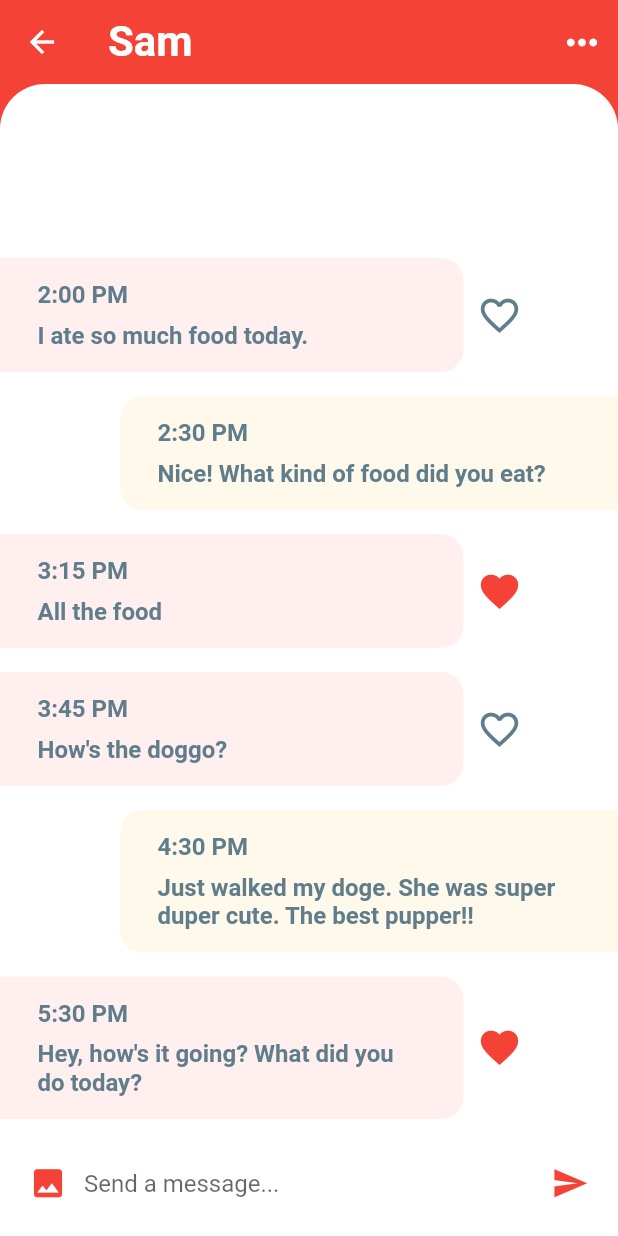
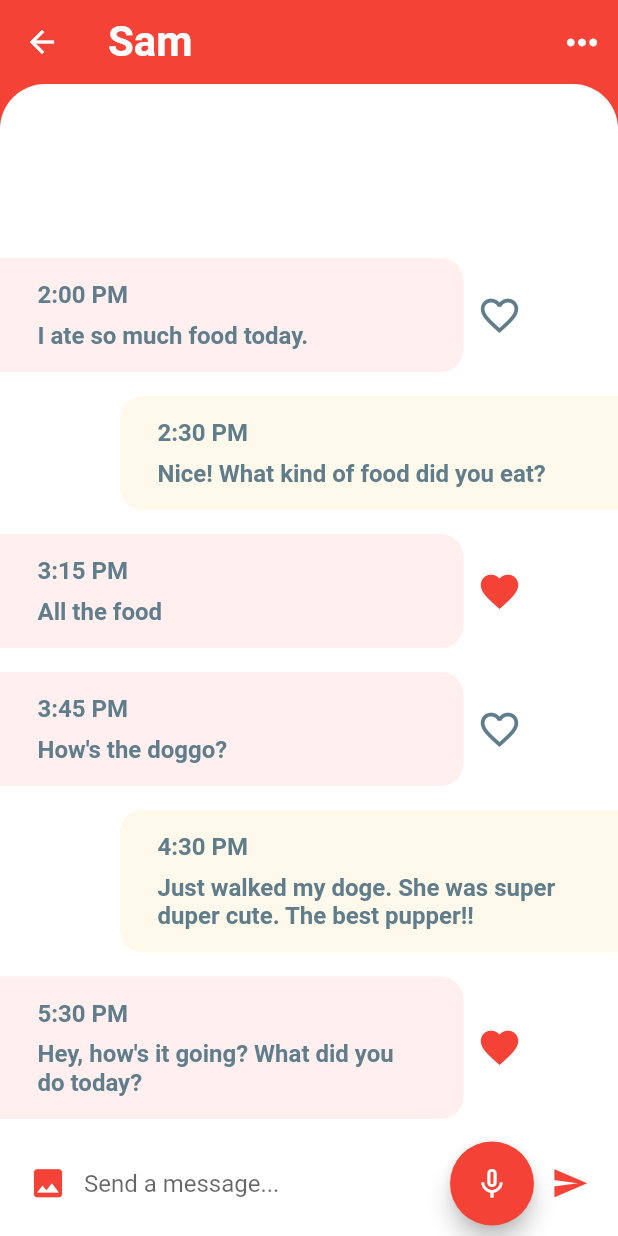
Before and after one commit to AdedoyinAzeez/chat_ui, a Flutter app: the screen it shows after launch, after a tap on "Sam", on a phone screen of 412 x 824 dp. Run offline on Flutter 3.47's test engine with Material 2 defaults, Android fonts, the phone set to English and light mode, and no system bars; our stand-ins replace speech_to_text; missing offline and left inert: highlight_text.

Commit message:
mic fix in progress

```diff
--- a/lib/screens/chat_screen.dart
+++ b/lib/screens/chat_screen.dart
@@ -1,6 +1,9 @@
+import 'package:avatar_glow/avatar_glow.dart';
 import 'package:chat_ui/models/message_model.dart';
 import 'package:chat_ui/models/user_model.dart';
 import 'package:flutter/material.dart';
+import 'package:highlight_text/highlight_text.dart';
+import 'package:speech_to_text/speech_to_text.dart' as stt;
 
 class ChatScreen extends StatefulWidget {
   late final User user;
@@ -12,6 +15,37 @@ class ChatScreen extends StatefulWidget {
 }
 
 class _ChatScreenState extends State<ChatScreen> {
+  final Map<String, HighlightedWord> _highlights = {
+    'flutter': HighlightedWord(
+      onTap: () => print('flutter'),
+      textStyle: const TextStyle(
+        color: Colors.blue,
+      ),
+    ),
+    'speech': HighlightedWord(
+      onTap: () => print('speech'),
+      textStyle: const TextStyle(
+        color: Colors.red,
+      ),
+    ),
+    'recognition': HighlightedWord(
+      onTap: () => print('recognition'),
+      textStyle: const TextStyle(
+        color: Colors.green,
+      ),
+    ),
+  };
+  late final stt.SpeechToText _speech;
+  bool _isListening = false;
+  final String _text = 'Press the button and start speaking';
+  final double _confidence = 1.0;
+
+  @override
+  void initState() {
+    super.initState();
+    _speech = stt.SpeechToText();
+  }
+
   buildMessage(Message message, bool isMe) {
     final Container container = Container(
       margin: isMe
@@ -82,6 +116,8 @@ class _ChatScreenState extends State<ChatScreen> {
       height: 70.0,
       color: Colors.white,
       child: Row(
+        // mainAxisAlignment: MainAxisAlignment.spaceBetween,
+        // crossAxisAlignment: CrossAxisAlignment.baseline,
         children: [
           IconButton(
             onPressed: () {},
@@ -90,11 +126,32 @@ class _ChatScreenState extends State<ChatScreen> {
             iconSize: 25.0,
           ),
           Expanded(
-            child: TextField(
-              textCapitalization: TextCapitalization.sentences,
-              onChanged: (value) {},
-              decoration: InputDecoration.collapsed(
-                hintText: 'Send a message...',
+            child: SingleChildScrollView(
+              reverse: true,
+              child: TextField(
+                textCapitalization: TextCapitalization.sentences,
+                onChanged: (value) {},
+                decoration: InputDecoration.collapsed(
+                  hintText: 'Send a message...',
+                ),
+              ),
+            ),
+          ),
+          AvatarGlow(
+            animate: true, //_isListening,
+            glowColor: Theme.of(context).primaryColor,
+            endRadius: 50.0,
+            duration: const Duration(milliseconds: 2000),
+            repeatPauseDuration: const Duration(milliseconds: 100),
+            repeat: true,
+            showTwoGlows: true,
+            child: Align(
+              alignment: Alignment.centerRight,
+              child: FloatingActionButton(
+                onPressed: () {},
+                foregroundColor: Colors.white,
+                backgroundColor: Colors.red,
+                child: Icon(_isListening ? Icons.mic : Icons.mic_none),
               ),
             ),
           ),
--- a/pubspec.yaml
+++ b/pubspec.yaml
@@ -28,6 +28,11 @@ dependencies:
   # The following adds the Cupertino Icons font to your application.
   # Use with the CupertinoIcons class for iOS style icons.
   cupertino_icons: ^1.0.2
+  speech_to_text: ^4.2.1
+  highlight_text: ^1.0.0
+  avatar_glow: ^2.0.1
+
+
 
 dev_dependencies:
   flutter_test:
```
Also changed, not shown: pubspec.lock, 34 other files.
